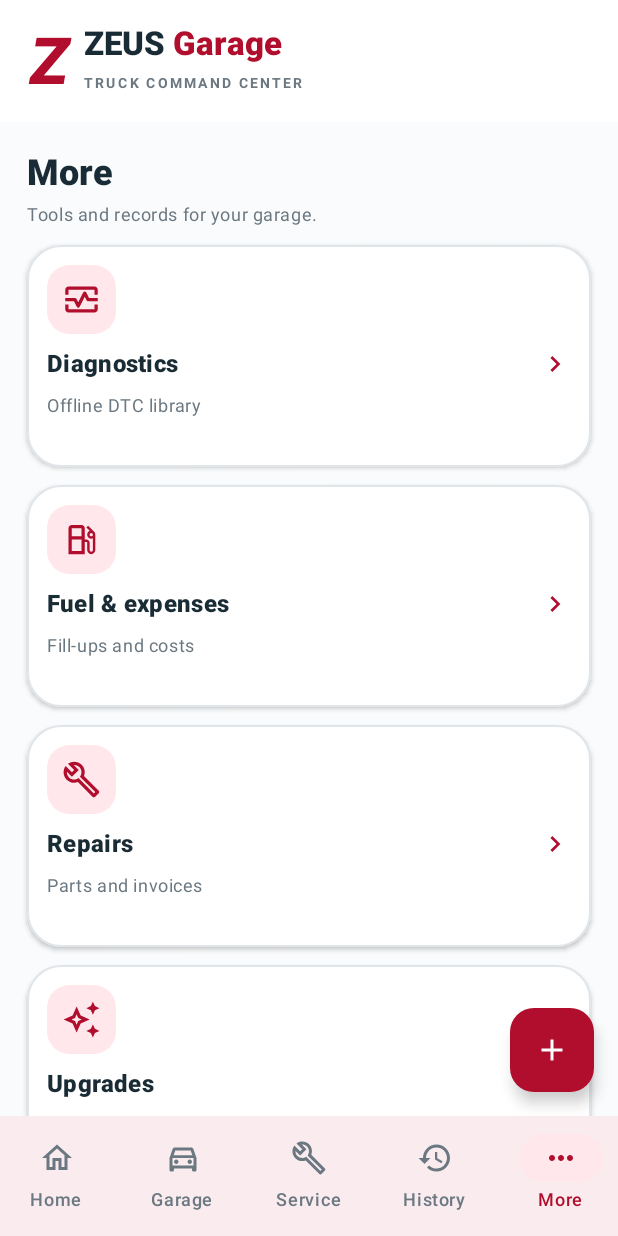
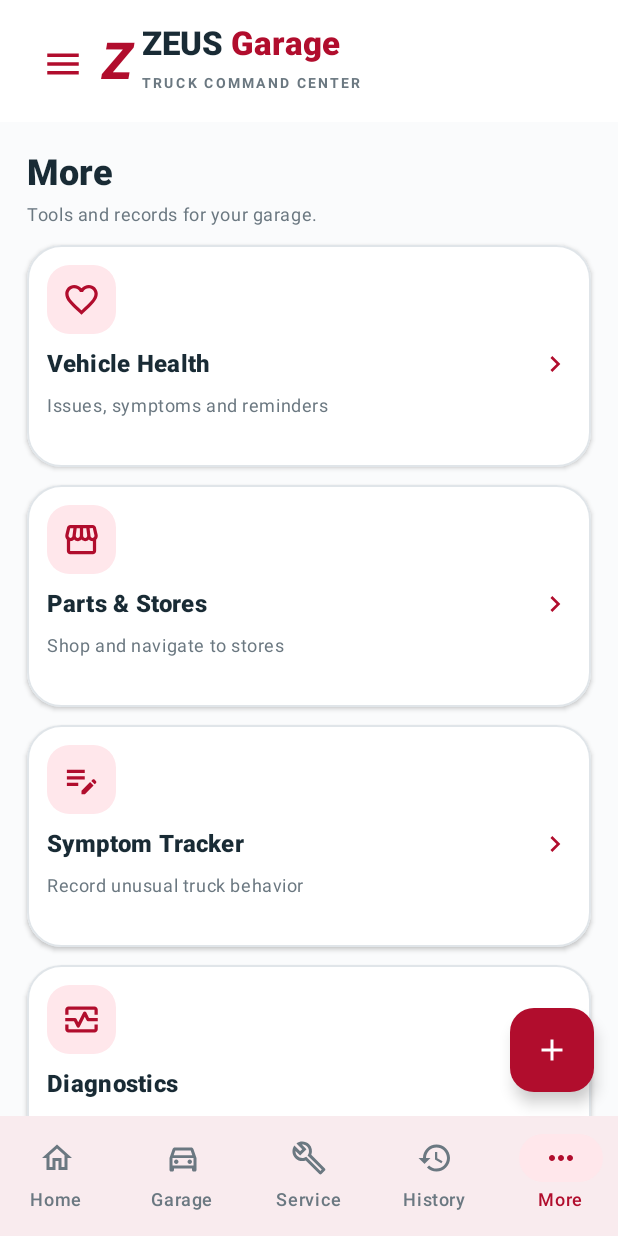
Before and after one commit to luischairez12-ui/ZEUSGarage, an Android app built with Jetpack Compose: the screen it shows after launch (MainActivity), item 5 of the bottom bar chosen, on a phone screen of 412 x 824 dp. Run offline under Robolectric (Android 15) with nearby library versions, the phone set to English and light mode, and no system bars.

Commit message:
ZEUS Garage v0.3.0 — Smart Health, Parts & Stores, Ruby sidebar
* Batch 3: add vehicle health, symptom and parts-store screens

* Batch 3: add vehicle symptom model

* Batch 3: preserve old data and persist symptom diary in SQLite v2

* Batch 3: native symptom add/edit/resolve form

* Add eBay Motors and Amazon Automotive to Parts & Stores

* Batch 3: navigate to health, symptoms and parts through BoreLab-style drawer

* Batch 3: add Ruby Red sidebar trigger and new dashboard tiles

* Batch 3: BoreLab-style Ruby Red side navigation

* Batch 3: expose health, symptom, and parts pages in More

* Release ZEUS Garage v0.3.0 - health center, parts, sidebar

* Fix store link unavailable message

* Name ZEUS Garage Batch 3 CI APK artifact correctly

* Document Batch 3 features, upgrade safety and phone acceptance checklist

```diff
--- a/app/build.gradle.kts
+++ b/app/build.gradle.kts
@@ -10,8 +10,8 @@ android {
         applicationId = "com.zeusgarage.mobile"
         minSdk = 29
         targetSdk = 35
-        versionCode = 1
-        versionName = "0.1.0"
+        versionCode = 3
+        versionName = "0.3.0"
     }
     buildTypes {
         release { isMinifyEnabled = false }
--- a/app/src/main/java/com/zeusgarage/mobile/MainActivity.kt
+++ b/app/src/main/java/com/zeusgarage/mobile/MainActivity.kt
@@ -50,6 +50,11 @@ fun ZeusGarageApp() {
     var busy by remember { mutableStateOf(true) }
     var revision by remember { mutableIntStateOf(0) }
     var route by remember { mutableStateOf("Home") }
+    val drawerState = rememberDrawerState(initialValue = DrawerValue.Closed)
+    fun navigate(destination: String) {
+        route = destination
+        scope.launch { drawerState.close() }
+    }
     var editing by remember { mutableStateOf<EditRequest?>(null) }
     var pendingDelete by remember { mutableStateOf<DeleteRequest?>(null) }
     var selectedDefinition by remember { mutableStateOf<DtcDefinition?>(null) }
@@ -112,9 +117,19 @@ fun ZeusGarageApp() {
         }
     }
 
+    ModalNavigationDrawer(
+        drawerState = drawerState,
+        drawerContent = { ZeusNavigationDrawer(
+            current = route,
+            activeTruck = snapshot.active?.nickname ?: "My garage",
+            onNavigate = ::navigate
+        ) }
+    ) {
     Scaffold(
         containerColor = ZeusBackground,
-        topBar = { Box(Modifier.statusBarsPadding()) { ZeusHeader() } },
+        topBar = { Box(Modifier.statusBarsPadding()) { ZeusHeader(onMenu = {
+            scope.launch { drawerState.open() }
+        }) } },
         bottomBar = { Column(Modifier.navigationBarsPadding()) { ZeusBottomNav(route) { route = it } } },
         floatingActionButton = {
             if (route != "Garage") FloatingActionButton(
@@ -132,6 +147,12 @@ fun ZeusGarageApp() {
                     onSelect = { v -> modify({ selectVehicle(v.id) }) { route = "Home" } },
                     onEdit = { v -> edit("vehicle", v?.id) },
                     onDelete = { v -> askDelete("vehicle", v.id, v.nickname) })
+                "Health" -> HealthCenterPage(snapshot, onGo = ::navigate)
+                "Issues" -> ActiveIssuesPage(snapshot, onGo = ::navigate)
+                "Symptoms" -> SymptomsPage(snapshot,
+                    onAdd = { edit("symptom") }, onEdit = { edit("symptom", it.id) },
+                    onDelete = { askDelete("symptom", it.id, it.title) })
+                "Parts" -> PartsStoresPage()
                 "Maintenance" -> MaintenancePage(snapshot,
                     onAddTask = { edit("task") }, onTask = { edit("task", it.id) },
                     onLog = { edit("service", null, it?.id) }, onEditLog = { edit("service", it.id) },
@@ -162,6 +183,7 @@ fun ZeusGarageApp() {
                 modifier = Modifier.fillMaxWidth().align(Alignment.TopCenter), color = Ruby)
         }
     }
+    }
 
     if (quickAdd) {
         AlertDialog(
@@ -171,7 +193,8 @@ fun ZeusGarageApp() {
                 Column(verticalArrangement = Arrangement.spacedBy(7.dp)) {
                     listOf(
                         "fuel" to "Fuel-up", "service" to "Completed service",
-                        "repair" to "Repair", "code" to "DTC / symptom",
+                        "repair" to "Repair", "code" to "DTC",
+                        "symptom" to "Symptom",
                         "upgrade" to "Upgrade", "note" to "Photo / note",
                         "task" to "Maintenance schedule"
                     ).forEach { (kind, name) ->
@@ -216,6 +239,8 @@ fun ZeusGarageApp() {
                             }
                             "code" -> saveCode(vid, request.id, v("date"), v("code").uppercase(),
                                 v("status"), v("symptoms"), v("notes"))
+                            "symptom" -> saveSymptom(vid, request.id, v("date"), v("title"),
+                                v("severity"), v("occurrence"), v("notes"), v("status"))
                             else -> error("Unknown editor type")
                         }
                     }, onSuccess = {
--- a/app/src/main/java/com/zeusgarage/mobile/ZeusModel.kt
+++ b/app/src/main/java/com/zeusgarage/mobile/ZeusModel.kt
@@ -58,12 +58,19 @@ data class DtcEntry(
     val status: String, val symptoms: String, val notes: String
 )
 
+data class SymptomEntry(
+    val id: Long, val vehicleId: Long, val date: String,
+    val title: String, val severity: String, val occurrence: String,
+    val notes: String, val status: String
+)
+
 data class GarageSnapshot(
     val vehicles: List<Vehicle> = emptyList(), val activeId: Long = 0,
     val tasks: List<ServiceTask> = emptyList(), val services: List<ServiceEvent> = emptyList(),
     val fuel: List<FuelEntry> = emptyList(), val repairs: List<RepairEntry> = emptyList(),
     val upgrades: List<UpgradeEntry> = emptyList(), val notes: List<NoteEntry> = emptyList(),
-    val codes: List<DtcEntry> = emptyList()
+    val codes: List<DtcEntry> = emptyList(),
+    val symptoms: List<SymptomEntry> = emptyList()
 ) {
     val active: Vehicle? get() = vehicles.firstOrNull { it.id == activeId } ?: vehicles.firstOrNull()
     val actualExpenses: Long get() = services.sumOf { it.costCents } + fuel.sumOf { it.totalCents } +
--- /dev/null
+++ b/app/src/main/java/com/zeusgarage/mobile/ZeusNavigationDrawer.kt
@@ -0,0 +1,93 @@
+package com.zeusgarage.mobile
+
+import androidx.compose.foundation.background
+import androidx.compose.foundation.layout.*
+import androidx.compose.foundation.rememberScrollState
+import androidx.compose.foundation.verticalScroll
+import androidx.compose.material.icons.Icons
+import androidx.compose.material.icons.outlined.*
+import androidx.compose.material3.*
+import androidx.compose.runtime.Composable
+import androidx.compose.ui.Modifier
+import androidx.compose.ui.Alignment
+import androidx.compose.ui.graphics.Color
+import androidx.compose.ui.graphics.vector.ImageVector
+import androidx.compose.ui.text.font.FontWeight
+import androidx.compose.ui.unit.dp
+
+/** BoreLab-style slide-out navigation: quick bottom tabs stay available. */
+@Composable
+fun ZeusNavigationDrawer(
+    current: String,
+    activeTruck: String,
+    onNavigate: (String) -> Unit
+) {
+    ModalDrawerSheet(
+        drawerContainerColor = Color.White,
+        modifier = Modifier.width(298.dp)
+    ) {
+        Column(Modifier.fillMaxHeight().verticalScroll(rememberScrollState())) {
+            Column(
+                Modifier.fillMaxWidth().background(RubyTint)
+                    .padding(start = 20.dp, top = 28.dp, end = 12.dp, bottom = 19.dp),
+                verticalArrangement = Arrangement.spacedBy(5.dp)
+            ) {
+                Row(verticalAlignment = Alignment.CenterVertically) {
+                    Text("Z", color = Ruby, style = MaterialTheme.typography.displayMedium,
+                        fontWeight = FontWeight.Black)
+                    Spacer(Modifier.width(10.dp))
+                    Column {
+                        Text("ZEUS Garage", color = ZeusInk,
+                            fontWeight = FontWeight.ExtraBold,
+                            style = MaterialTheme.typography.titleLarge)
+                        SmallCaps("Truck command center")
+                    }
+                }
+                Text(activeTruck, color = RubyDark, fontWeight = FontWeight.Bold)
+            }
+
+            @Composable
+            fun drawerRow(title: String, route: String, icon: ImageVector) {
+                NavigationDrawerItem(
+                    label = { Text(title, fontWeight = if (current == route)
+                        FontWeight.Bold else FontWeight.Medium) },
+                    selected = current == route,
+                    onClick = { onNavigate(route) },
+                    icon = { Icon(icon, contentDescription = null,
+                        tint = if (current == route) Ruby else ZeusMuted) },
+                    modifier = Modifier.padding(horizontal = 10.dp, vertical = 1.dp),
+                    colors = NavigationDrawerItemDefaults.colors(
+                        selectedContainerColor = RubyTint,
+                        selectedTextColor = RubyDark,
+                        unselectedTextColor = ZeusInk
+                    )
+                )
+            }
+            Spacer(Modifier.height(12.dp))
+            SmallCapsDrawer("MY TRUCK")
+            drawerRow("Dashboard", "Home", Icons.Outlined.Home)
+            drawerRow("Vehicle Health", "Health", Icons.Outlined.FavoriteBorder)
+            drawerRow("Active Issues", "Issues", Icons.Outlined.WarningAmber)
+            drawerRow("Symptom Tracker", "Symptoms", Icons.Outlined.EditNote)
+            drawerRow("Diagnostics", "Diagnostics", Icons.Outlined.MonitorHeart)
+            HorizontalDivider(Modifier.padding(vertical = 7.dp), color = ZeusLine)
+            SmallCapsDrawer("GARAGE")
+            drawerRow("My Vehicles", "Garage", Icons.Outlined.DirectionsCar)
+            drawerRow("Maintenance", "Maintenance", Icons.Outlined.Build)
+            drawerRow("Repairs", "Repairs", Icons.Outlined.Handyman)
+            drawerRow("Upgrades", "Upgrades", Icons.Outlined.AutoAwesome)
+            drawerRow("Parts & Stores", "Parts", Icons.Outlined.Storefront)
+            HorizontalDivider(Modifier.padding(vertical = 7.dp), color = ZeusLine)
+            SmallCapsDrawer("RECORDS")
+            drawerRow("Fuel & Mileage", "Fuel", Icons.Outlined.LocalGasStation)
+            drawerRow("Expenses & History", "History", Icons.Outlined.ReceiptLong)
+            drawerRow("Photos & Notes", "Notes", Icons.Outlined.PhotoLibrary)
+            Spacer(Modifier.height(24.dp))
+        }
+    }
+}
+
+@Composable
+private fun SmallCapsDrawer(label: String) {
+    Box(Modifier.padding(start = 28.dp, bottom = 6.dp, top = 4.dp)) { SmallCaps(label) }
+}
--- a/app/src/main/java/com/zeusgarage/mobile/ZeusPages.kt
+++ b/app/src/main/java/com/zeusgarage/mobile/ZeusPages.kt
@@ -354,12 +354,18 @@ fun HistoryPage(data: GarageSnapshot, onGo: (String) -> Unit, onExport: () -> Un
 fun MorePage(onGo: (String) -> Unit) {
     LazyColumn(contentPadding = PaddingValues(18.dp), verticalArrangement = Arrangement.spacedBy(12.dp)) {
         item { SectionTitle("More", "Tools and records for your garage.") }
+        item { DashTile("Vehicle Health", "Issues, symptoms and reminders", Icons.Outlined.FavoriteBorder,
+            Modifier.fillMaxWidth()) { onGo("Health") } }
+        item { DashTile("Parts & Stores", "Shop and navigate to stores", Icons.Outlined.Storefront,
+            Modifier.fillMaxWidth()) { onGo("Parts") } }
+        item { DashTile("Symptom Tracker", "Record unusual truck behavior", Icons.Outlined.EditNote,
+            Modifier.fillMaxWidth()) { onGo("Symptoms") } }
         item { DashTile("Diagnostics", "Offline DTC library", Icons.Outlined.MonitorHeart, Modifier.fillMaxWidth()) { onGo("Diagnostics") } }
         item { DashTile("Fuel & expenses", "Fill-ups and costs", Icons.Outlined.LocalGasStation, Modifier.fillMaxWidth()) { onGo("Fuel") } }
         item { DashTile("Repairs", "Parts and invoices", Icons.Outlined.Build, Modifier.fillMaxWidth()) { onGo("Repairs") } }
         item { DashTile("Upgrades", "Wishlist and installed", Icons.Outlined.AutoAwesome, Modifier.fillMaxWidth()) { onGo("Upgrades") } }
         item { DashTile("Photos / Notes", "Truck memories", Icons.Outlined.PhotoLibrary, Modifier.fillMaxWidth()) { onGo("Notes") } }
-        item { Muted("ZEUS Garage v0.1.0 • Offline-only. No cloud login, vehicle remote controls or live OBD reader.") }
+        item { Muted("ZEUS Garage v0.3.0 • Offline records. External retailer and Maps links require internet. No remote controls or live OBD.") }
         item { Spacer(Modifier.height(75.dp)) }
     }
 }
--- a/app/src/main/java/com/zeusgarage/mobile/ZeusStore.kt
+++ b/app/src/main/java/com/zeusgarage/mobile/ZeusStore.kt
@@ -10,7 +10,7 @@ import java.io.File
 import java.util.UUID
 
 /** All data stays in this app's private SQLite database and internal photo folder. */
-class ZeusStore(private val context: Context) : SQLiteOpenHelper(context, "zeus_garage.db", null, 1) {
+class ZeusStore(private val context: Context) : SQLiteOpenHelper(context, "zeus_garage.db", null, 2) {
     override fun onConfigure(db: SQLiteDatabase) { db.setForeignKeyConstraintsEnabled(true) }
 
     override fun onCreate(db: SQLiteDatabase) {
@@ -54,6 +54,13 @@ class ZeusStore(private val context: Context) : SQLiteOpenHelper(context, "zeus_
             date TEXT NOT NULL, code TEXT NOT NULL, status TEXT NOT NULL,
             symptoms TEXT NOT NULL DEFAULT '', notes TEXT NOT NULL DEFAULT ''
         )""")
+        db.execSQL("""CREATE TABLE symptom (
+            id INTEGER PRIMARY KEY AUTOINCREMENT,
+            vehicle_id INTEGER NOT NULL REFERENCES vehicle(id) ON DELETE CASCADE,
+            date TEXT NOT NULL, title TEXT NOT NULL, severity TEXT NOT NULL,
+            occurrence TEXT NOT NULL, notes TEXT NOT NULL DEFAULT '',
+            status TEXT NOT NULL DEFAULT 'Open'
+        )""")
         // Only known descriptive truck facts are seeded. No fabricated odometer, fuel level or codes.
         val truck = ContentValues().apply {
             put("nickname", "ZEUS"); put("year", "2019"); put("make", "Ford")
@@ -74,8 +81,14 @@ class ZeusStore(private val context: Context) : SQLiteOpenHelper(context, "zeus_
         }
     }
     override fun onUpgrade(db: SQLiteDatabase, oldVersion: Int, newVersion: Int) {
-        // Future migrations must preserve all user-created records.
-        if (oldVersion != newVersion) error("Database migration required")
+        // Non-destructive migration: preserve every v1 vehicle, service, and repair record.
+        if (oldVersion < 2) db.execSQL("""CREATE TABLE IF NOT EXISTS symptom (
+            id INTEGER PRIMARY KEY AUTOINCREMENT,
+            vehicle_id INTEGER NOT NULL REFERENCES vehicle(id) ON DELETE CASCADE,
+            date TEXT NOT NULL, title TEXT NOT NULL, severity TEXT NOT NULL,
+            occurrence TEXT NOT NULL, notes TEXT NOT NULL DEFAULT '',
+            status TEXT NOT NULL DEFAULT 'Open'
+        )""")
     }
 
     private fun Cursor.str(name: String) = getString(getColumnIndexOrThrow(name))
@@ -141,6 +154,10 @@ class ZeusStore(private val context: Context) : SQLiteOpenHelper(context, "zeus_
             codes = rows("SELECT * FROM dtc WHERE vehicle_id=? ORDER BY date DESC,id DESC", args) {
                 DtcEntry(num("id"), num("vehicle_id"), str("date"), str("code"), str("status"),
                     str("symptoms"), str("notes"))
+            },
+            symptoms = rows("SELECT * FROM symptom WHERE vehicle_id=? ORDER BY date DESC,id DESC", args) {
+                SymptomEntry(num("id"), num("vehicle_id"), str("date"), str("title"),
+                    str("severity"), str("occurrence"), str("notes"), str("status"))
             }
         )
     }
@@ -267,6 +284,20 @@ class ZeusStore(private val context: Context) : SQLiteOpenHelper(context, "zeus_
             put("status", status); put("symptoms", symptoms.trim()); put("notes", notes.trim())
         })
     }
+    fun saveSymptom(vehicleId: Long, id: Long?, date: String, title: String,
+                    severity: String, occurrence: String, notes: String, status: String) {
+        require(title.isNotBlank() && title.length <= 140)
+        require(runCatching { java.time.LocalDate.parse(date) }.isSuccess)
+        require(severity in listOf("Mild", "Moderate", "Severe"))
+        require(occurrence in listOf("Intermittent", "Constant"))
+        require(status in listOf("Open", "Resolved"))
+        save("symptom", vehicleId, id, ContentValues().apply {
+            put("vehicle_id", vehicleId); put("date", date); put("title", title.trim())
+            put("severity", severity); put("occurrence", occurrence)
+            put("notes", notes.trim()); put("status", status)
+        })
+    }
+
     private fun save(table: String, vehicleId: Long, id: Long?, values: ContentValues) {
         saveWithDb(writableDatabase, table, vehicleId, id, values)
     }
@@ -277,7 +308,7 @@ class ZeusStore(private val context: Context) : SQLiteOpenHelper(context, "zeus_
         }
     }
     fun deleteRecord(table: String, id: Long, vehicleId: Long) {
-        require(table in setOf("service_task", "service_event", "fuel", "repair", "upgrade", "garage_note", "dtc"))
+        require(table in setOf("service_task", "service_event", "fuel", "repair", "upgrade", "garage_note", "dtc", "symptom"))
         // Only delete precisely the requested record for the current vehicle.
         if (table == "garage_note") {
             val photo = snapshot().notes.firstOrNull { it.id == id && it.vehicleId == vehicleId }?.photoPath
--- a/app/src/main/java/com/zeusgarage/mobile/ZeusUi.kt
+++ b/app/src/main/java/com/zeusgarage/mobile/ZeusUi.kt
@@ -79,15 +79,20 @@ fun SectionTitle(title: String, description: String? = null) {
 }
 
 @Composable
-fun ZeusHeader() {
+fun ZeusHeader(onMenu: () -> Unit) {
     Row(
         Modifier.fillMaxWidth().background(Color.White)
             .padding(start = 20.dp, end = 20.dp, top = 15.dp, bottom = 14.dp),
         verticalAlignment = Alignment.CenterVertically
     ) {
-        Text("Z", fontSize = 43.sp, fontWeight = FontWeight.Black,
-            fontStyle = FontStyle.Italic, color = Ruby, lineHeight = 43.sp)
-        Spacer(Modifier.width(10.dp))
+        IconButton(onClick = onMenu, modifier = Modifier.size(42.dp)) {
+            Icon(Icons.Outlined.Menu, contentDescription = "Open ZEUS navigation", tint = Ruby,
+                modifier = Modifier.size(28.dp))
+        }
+        Spacer(Modifier.width(6.dp))
+        Text("Z", fontSize = 34.sp, fontWeight = FontWeight.Black,
+            fontStyle = FontStyle.Italic, color = Ruby, lineHeight = 36.sp)
+        Spacer(Modifier.width(6.dp))
         Column(Modifier.weight(1f)) {
             Row(verticalAlignment = Alignment.Bottom) {
                 Text("ZEUS", fontWeight = FontWeight.ExtraBold, color = ZeusInk,
@@ -302,6 +307,14 @@ fun HomePage(data: GarageSnapshot, onGo: (String) -> Unit,
             }
         }
         item {
+            Row(Modifier.fillMaxWidth(), horizontalArrangement = Arrangement.spacedBy(12.dp)) {
+                DashTile("Vehicle Health", "Issues and symptoms", Icons.Outlined.FavoriteBorder,
+                    Modifier.weight(1f)) { onGo("Health") }
+                DashTile("Parts & Stores", "Shop and navigate", Icons.Outlined.Storefront,
+                    Modifier.weight(1f)) { onGo("Parts") }
+            }
+        }
+        item {
             val needAttention = data.tasks.mapNotNull { task ->
                 task.remaining(data.active?.odometer)?.let { left -> task.title to left }
             }.sortedBy { it.second }.firstOrNull()
```
Also changed, not shown: app/src/main/java/com/zeusgarage/mobile/ZeusForms.kt (+41 -1 lines), app/src/main/java/com/zeusgarage/mobile/ZeusHealthAndParts.kt (added, +259 -0 lines), 2 other files.
